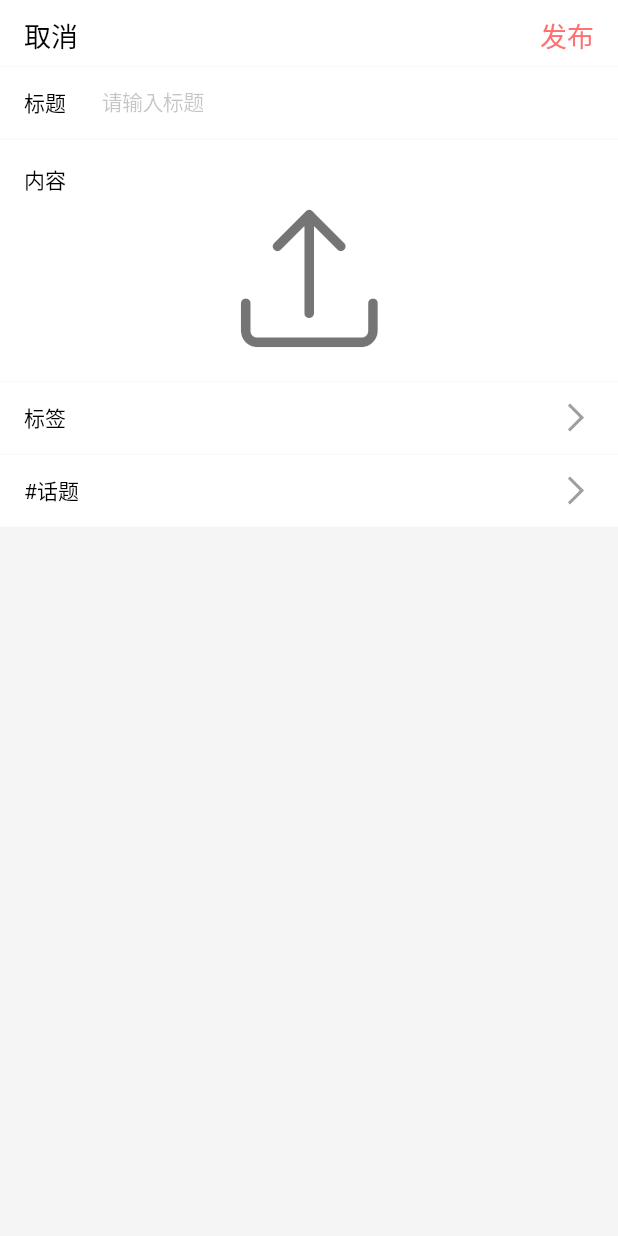
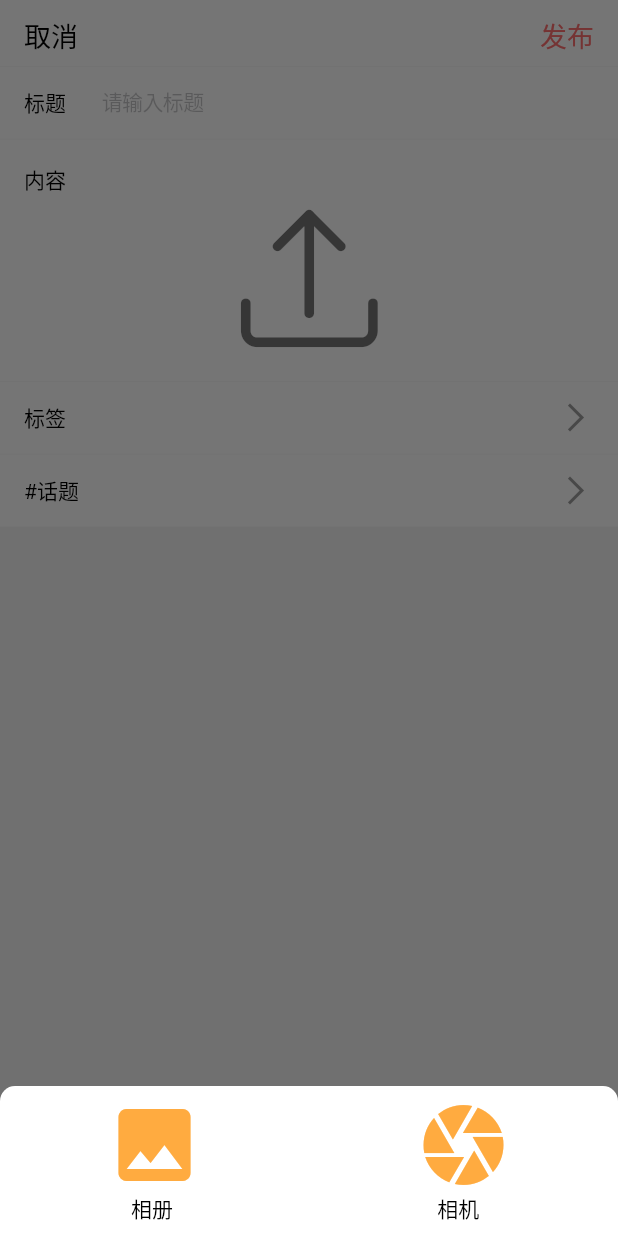
Before and after one commit to Y-Good/BBLL_APP, a Flutter app: the UploadView screen opened by its route, after a tap on an icon or button, on a phone screen of 412 x 824 dp. Run offline on Flutter 3.47's test engine with Material 2 defaults, Android fonts, the phone set to English and light mode, and no system bars; our stand-ins replace dio, flutter_cache_manager, flutter_swiper_plus, flutter_switch, fluttertoast, get and 4 more; missing offline and left inert: fijkplayer; accounts and stored records are empty; network calls fail.

Commit message:
稀巴烂

```diff
--- a/lib/pages/live/views/live_view.dart
+++ b/lib/pages/live/views/live_view.dart
@@ -10,9 +10,7 @@ class LiveView extends GetView<LiveController> {
 
   @override
   Widget build(BuildContext context) {
-    return GetBuilder<LiveController>(
-      init: LiveController(),
-      builder: (_) => Scaffold(
+    return Scaffold(
       body: Padding(
         padding: EdgeInsets.only(top: context.mediaQueryPadding.top),
         child: MTabPageView(
@@ -21,7 +19,6 @@ class LiveView extends GetView<LiveController> {
           children: controller.pageList,
         ),
       ),
-      ),
     );
   }
 }
--- a/lib/pages/upload/controllers/upload_controller.dart
+++ b/lib/pages/upload/controllers/upload_controller.dart
@@ -1,8 +1,16 @@
 import 'package:fijkplayer/fijkplayer.dart';
+import 'package:flutter/material.dart';
 import 'package:get/get.dart';
 import 'package:image_picker/image_picker.dart';
 import 'package:mvideo/config/public.dart';
 import 'package:mvideo/widgets/public.dart';
+
+class PickItem {
+  IconData? icon;
+  String? label;
+  ImageSource? pickType;
+  PickItem({this.icon, this.label, this.pickType});
+}
 
 class UploadController extends GetxController {
   FijkPlayer playerView = FijkPlayer();
@@ -10,13 +18,21 @@ class UploadController extends GetxController {
   ShowConfigAbs vSkinCfg = VideoShowConfig();
   final videoPath = ''.obs;
 
+  final List<PickItem> pickList = [
+    PickItem(icon: Icons.photo, label: '相册 ', pickType: ImageSource.gallery),
+    PickItem(icon: Icons.camera, label: '相机  ', pickType: ImageSource.camera)
+  ];
   void sumbit() {
     print("tamade");
   }
 
-  void videoPick() async {
+  void videoPick(ImageSource? pickType) async {
+    if (Get.isBottomSheetOpen == true) Get.close(0);
+
     final ImagePicker _picker = ImagePicker();
-    final XFile? video = await _picker.pickVideo(source: ImageSource.gallery);
+    final XFile? video =
+        await _picker.pickVideo(source: pickType ?? ImageSource.gallery);
+
     if (video?.path != null) {
       videoPath.value = video!.path;
       player.setDataSource(video.path, showCover: true);
--- a/lib/pages/upload/views/upload_view.dart
+++ b/lib/pages/upload/views/upload_view.dart
@@ -31,6 +31,7 @@ class UploadView extends GetView<UploadController> {
       MCell(label: '标签'),
       MCell(label: '#话题'),
     ];
+
     return Scaffold(
         appBar: uploadAppBar(),
         body: ListView.builder(
@@ -78,13 +79,43 @@ class UploadView extends GetView<UploadController> {
             ),
           )
         : Center(
-            child: MIcon(
-              IconFonts.iconShangchuan,
-              color: Colors.black54,
-              size: 104,
-              onTap: controller.videoPick,
-            ),
+            child: MIcon(IconFonts.iconShangchuan,
+                color: Colors.black54,
+                size: 104,
+                onTap: () => Get.bottomSheet(videoPickWidget())),
           ));
+  }
+
+  ///弹出区域
+  Widget videoPickWidget() {
+    return Container(
+      decoration: BoxDecoration(
+          color: Colors.white,
+          borderRadius: BorderRadius.only(
+            topLeft: Radius.circular(10),
+            topRight: Radius.circular(10),
+          )),
+      height: 100,
+      child: Row(
+        mainAxisAlignment: MainAxisAlignment.spaceAround,
+        children: List.generate(
+          2,
+          (index) => Column(
+            mainAxisAlignment: MainAxisAlignment.center,
+            children: [
+              MIcon(
+                controller.pickList[index].icon ?? Icons.add,
+                size: 64,
+                color: Colors.orangeAccent,
+                onTap: () =>
+                    controller.videoPick(controller.pickList[index].pickType),
+              ),
+              MText(controller.pickList[index].label ?? '')
+            ],
+          ),
+        ),
+      ),
+    );
   }
 
   ///皮翻
--- a/lib/pages/video_detail/controllers/video_detail_controller.dart
+++ b/lib/pages/video_detail/controllers/video_detail_controller.dart
@@ -1,5 +1,6 @@
 import 'package:fijkplayer/fijkplayer.dart';
 import 'package:flutter/material.dart';
+import 'package:flutter_cache_manager/flutter_cache_manager.dart';
 import 'package:get/get.dart';
 import 'package:mvideo/config/public.dart';
 import 'package:mvideo/utils/http.dart';
@@ -18,9 +19,8 @@ class VideoDetailController extends GetxController {
   ShowConfigAbs vSkinCfg = VideoShowConfig();
   FocusNode focus = FocusNode();
   String? content;
-
   String videoUrl =
-      'http://192.168.0.189:3000/static/videos/2022-02-09/47-l5SOL3L2srbag.mp4';
+      'http://192.168.1.111:3000/static/videos/2022-02-09/47-l5SOL3L2srbag.mp4';
   @override
   void onInit() async {
     var res = await HttpUtil().get(
@@ -28,6 +28,8 @@ class VideoDetailController extends GetxController {
     );
     FijkVolume.setUIMode(2);
     player.setDataSource(videoUrl, autoPlay: true);
+    // await DefaultCacheManager().getSingleFile(videoUrl, key: 'test');
+
     contents.value = res['data'];
     contentController.addListener(() {
       isText.value = isNotNull(contentController.text);
--- a/lib/pages/video_detail/views/video_detail_view.dart
+++ b/lib/pages/video_detail/views/video_detail_view.dart
@@ -122,7 +122,9 @@ class VideoDetailView extends GetView<VideoDetailController> {
                             color: controller.isText.value
                                 ? MColors.primiaryColor
                                 : Colors.grey,
-                            onTap: () => controller.submit(),
+                            onTap: () => controller.isText.value
+                                ? controller.submit()
+                                : () {},
                           ))
                     ]),
               ))
--- a/lib/routes/app_pages.dart
+++ b/lib/routes/app_pages.dart
@@ -35,9 +35,9 @@ class AppPages {
         page: () => MBottomNavigationBarPage(),
         bindings: [
           HomeBinding(),
-          UserBinding(),
           LiveBinding(),
           FindBinding(),
+          UserBinding(),
           // UploadBinding()
         ]),
     GetPage(
--- a/lib/widgets/common/m_swiper.dart
+++ b/lib/widgets/common/m_swiper.dart
@@ -9,7 +9,7 @@ class MSwiper extends StatelessWidget {
     return Container(
         width: double.infinity,
         child: AspectRatio(
-          aspectRatio: 16 / 6,
+          aspectRatio: 16 / 7,
           child: Swiper(
             pagination: SwiperPagination(alignment: Alignment.bottomRight),
             itemBuilder: (context, index) {
--- a/lib/widgets/videos/video_card.dart
+++ b/lib/widgets/videos/video_card.dart
@@ -31,7 +31,7 @@ class VideoCard extends StatelessWidget {
                       // height: 100,
                       width: double.infinity,
                       image: NetworkImage(
-                          'https://img2.baidu.com/it/u=3893441224,507443731&fm=26&fmt=auto'),
+                          'https://img1.baidu.com/it/u=2480363312,429752488&fm=253&fmt=auto&app=120&f=JPEG?w=1422&h=800'),
                       fit: BoxFit.fitWidth,
                     ),
                   ),
--- a/pubspec.yaml
+++ b/pubspec.yaml
@@ -43,6 +43,7 @@ dependencies:
   image_picker: ^0.8.4+4
   fijkplayer: ^0.10.1
   wakelock: ^0.6.1+1
+  flutter_cache_manager: ^3.3.0
 
 dev_dependencies:
   flutter_test:
```
Also changed, not shown: lib/pages/user/controllers/user_controller.dart (+7 -7 lines), lib/utils/common/common_utils.dart (added, +34 -0 lines), pubspec.lock. Lines whose indentation alone changed are shown as unchanged.
